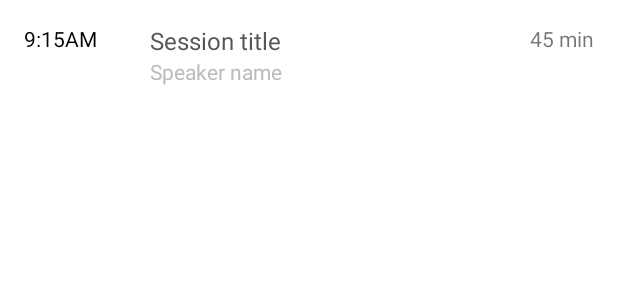
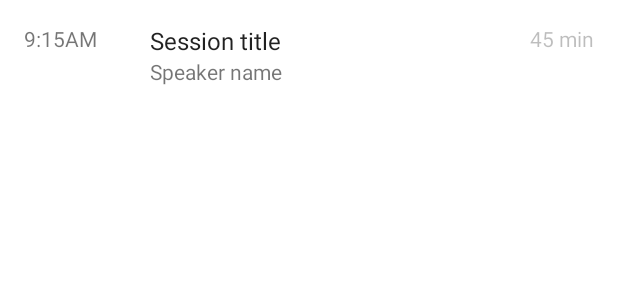
Before and after one commit to hasgeek/kulfi, an Android app: the layout session_list_item.xml on its own in the app's theme, with its tools: preview values and no code run, on a phone screen of 412 x 824 dp. Shown: the top 300 px of the screen. Run offline under Robolectric (Android 15) with nearby library versions, the phone set to English and light mode, and no system bars; network calls fail.

```diff
--- a/app/src/main/res/layout/session_list_item.xml
+++ b/app/src/main/res/layout/session_list_item.xml
@@ -47,5 +47,6 @@
         android:layout_height="wrap_content"
         android:layout_weight="2"
         android:gravity="right"
+        android:textColor="@color/duration"
         android:text="45 min" />
 </LinearLayout>
--- a/app/src/main/res/menu/menu_talk_funnel.xml
+++ b/app/src/main/res/menu/menu_talk_funnel.xml
@@ -2,7 +2,7 @@
     xmlns:app="http://schemas.android.com/apk/res-auto"
     xmlns:tools="http://schemas.android.com/tools" tools:context=".TalkFunnel">
     <item android:id="@+id/action_login" android:title="@string/login"
-        android:orderInCategory="100" android:visible="false" app:showAsAction="always" />
+        android:orderInCategory="100" android:color="@color/white" android:visible="false" app:showAsAction="always" />
     <item android:id="@+id/action_logout" android:title="@string/logout"
-        android:orderInCategory="100" android:visible="false" app:showAsAction="always" />
+        android:orderInCategory="100" android:color="@color/white" android:visible="false" app:showAsAction="always" />
 </menu>
--- a/app/src/main/res/values/colors.xml
+++ b/app/src/main/res/values/colors.xml
@@ -4,11 +4,12 @@
     <color name="orange">#FD9727</color>
     <color name="tab_normal">#74460C</color>
     <color name="tab_selected">@android:color/white</color>
-    <color name="start_time">@android:color/black</color>
-    <color name="duration">@android:color/black</color>
+    <color name="start_time">#8A000000</color>
+    <color name="duration">#42000000</color>
     <color name="title">#565759</color>
+    <color name="white">#FFFFFF</color>
     <color name="sub_title">#BBBBBB</color>
-    <color name="session_title">@color/title</color>
-    <color name="speaker">@color/sub_title</color>
+    <color name="session_title">#DE000000</color>
+    <color name="speaker">#8A000000</color>
     <color name="window_background">#FFF5F5F5</color>
 </resources>
```
